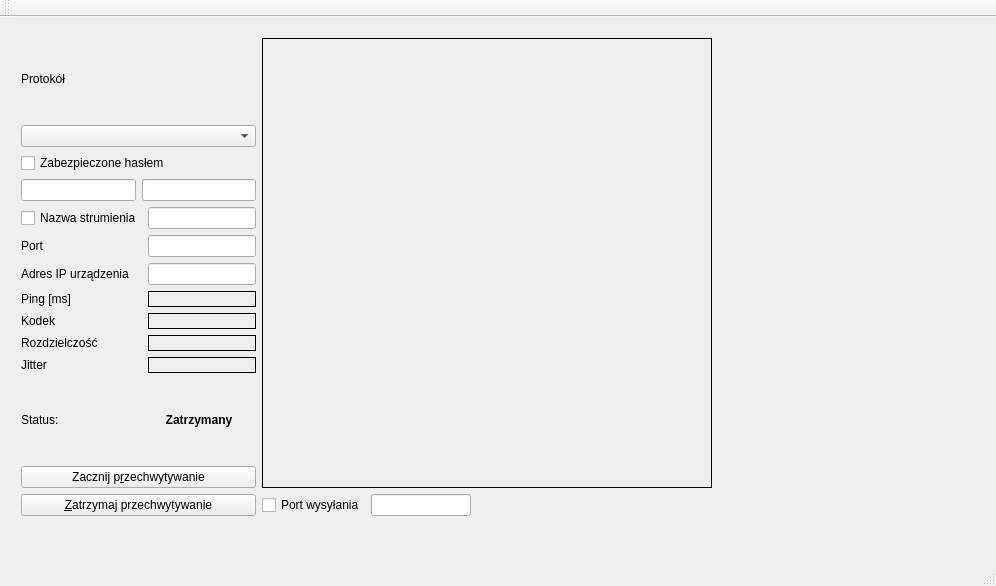
This is mainwindow.ui in dejff/PD as Qt 5 draws it before an edit. The edited form follows.
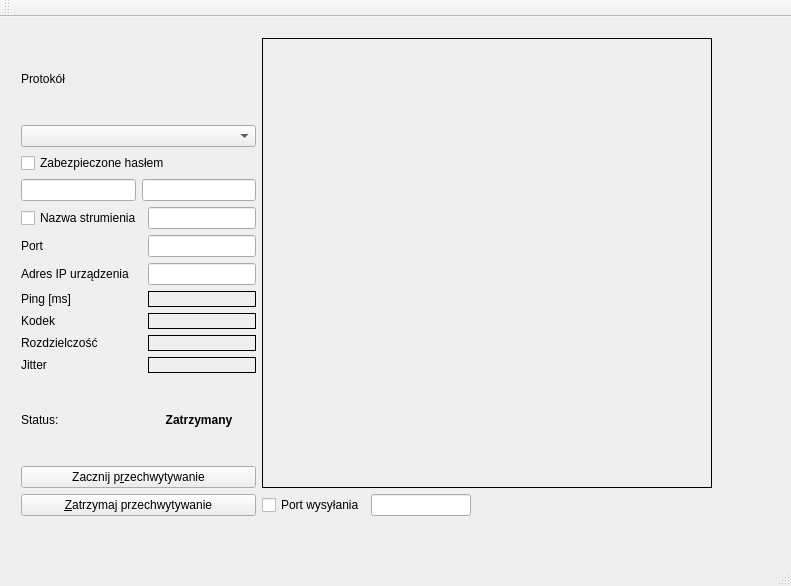
This is the edited form.

Patch:
```diff
--- a/mainwindow.ui
+++ b/mainwindow.ui
@@ -6,7 +6,7 @@
    <rect>
     <x>0</x>
     <y>0</y>
-    <width>996</width>
+    <width>791</width>
     <height>586</height>
    </rect>
   </property>
@@ -19,7 +19,7 @@
      <rect>
       <x>10</x>
       <y>10</y>
-      <width>955</width>
+      <width>771</width>
       <height>511</height>
      </rect>
     </property>
```
Left out of the diff: 2 changed lines with no effect on the pictures.
